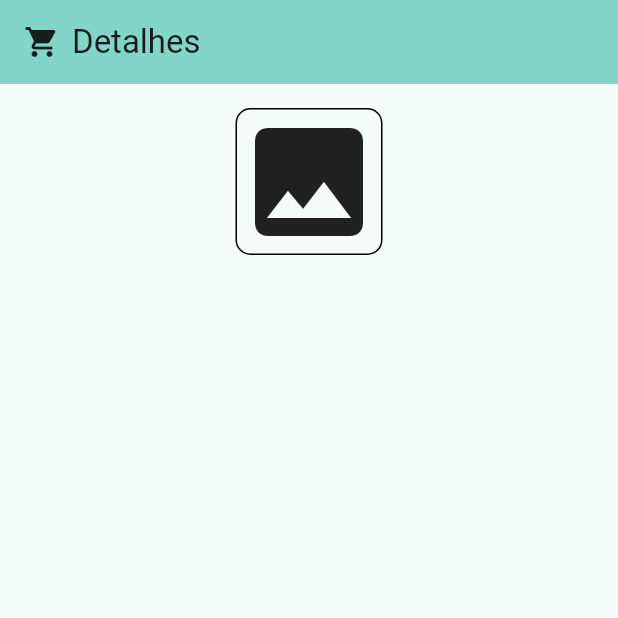
After one commit to otaviohenrique1/app_compras, a Flutter app: the screen it shows after launch, on a phone screen of 412 x 824 dp, the top half of it. The commit adds this screen. Run offline on Flutter 3.47's test engine with Material 2 defaults, Android fonts, the phone set to English and light mode, and no system bars; our stand-ins replace mask_text_input_formatter.

Commit message:
Commit 19

```diff
--- a/lib/main.dart
+++ b/lib/main.dart
@@ -1,5 +1,6 @@
+import 'package:app_compras/pages/detalhes_produto.dart';
 import 'package:flutter/material.dart';
-import 'package:app_compras/pages/login.dart';
+// import 'package:app_compras/pages/login.dart';
 
 void main() {
   runApp(const AppCompras());
@@ -16,7 +17,7 @@ class AppCompras extends StatelessWidget {
         colorScheme: ColorScheme.fromSeed(seedColor: Colors.teal),
         useMaterial3: true,
       ),
-      home: const Login(),
+      home: const DetalhesProduto(),
     );
   }
 }
--- /dev/null
+++ b/lib/pages/detalhes_produto.dart
@@ -0,0 +1,68 @@
+import 'package:flutter/material.dart';
+
+class DetalhesProduto extends StatefulWidget {
+  const DetalhesProduto({super.key});
+
+  @override
+  State<DetalhesProduto> createState() => _DetalhesProdutoState();
+}
+
+class _DetalhesProdutoState extends State<DetalhesProduto> {
+  @override
+  Widget build(BuildContext context) {
+    return Scaffold(
+      appBar: AppBar(
+        backgroundColor: Theme.of(context).colorScheme.inversePrimary,
+        title: const Row(
+          children: [
+            Icon(Icons.shopping_cart),
+            Padding(
+              padding: EdgeInsets.only(left: 8),
+              child: Text("Detalhes"),
+            ),
+          ],
+        ),
+      ),
+      body: Padding(
+        padding: EdgeInsets.all(16),
+        child: Column(
+          children: [
+            Center(
+              child: Container(
+                decoration: BoxDecoration(
+                  border: Border.all(
+                    width: 1,
+                    color: Colors.black,
+                    style: BorderStyle.solid,
+                  ),
+                  borderRadius: BorderRadius.circular(10),
+                ),
+                child: const Icon(
+                  Icons.image,
+                  size: 96,
+                ),
+              ),
+            ),
+            // const SizedBox(height: 16),
+            // Center(
+            //   child: Container(
+            //     decoration: BoxDecoration(
+            //       border: Border.all(
+            //         width: 1,
+            //         color: Colors.black,
+            //         style: BorderStyle.solid,
+            //       ),
+            //       borderRadius: BorderRadius.circular(10),
+            //     ),
+            //     child: Image.network(
+            //       "https://upload.wikimedia.org/wikipedia/commons/thumb/6/62/NCI_Visuals_Food_Hamburger.jpg/640px-NCI_Visuals_Food_Hamburger.jpg",
+            //       height: 96,
+            //     ),
+            //   ),
+            // ),
+          ],
+        ),
+      ),
+    );
+  }
+}
```
Also changed, not shown: lib/pages/codigo_recuperacao.dart (+22 -8 lines), lib/pages/editar_senha.dart (+12 -4 lines), lib/pages/novo_usuario.dart (+25 -6 lines), lib/pages/recuperacao.dart (+14 -4 lines), lib/utils/cardapio.dart (added, +300 -0 lines).
